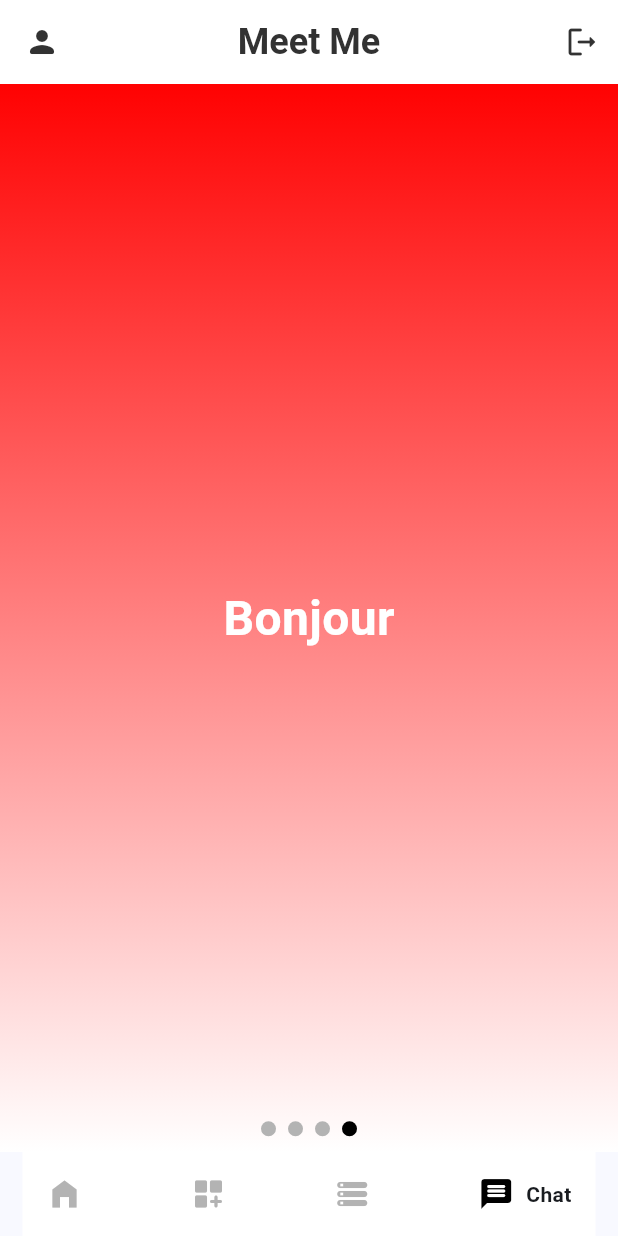
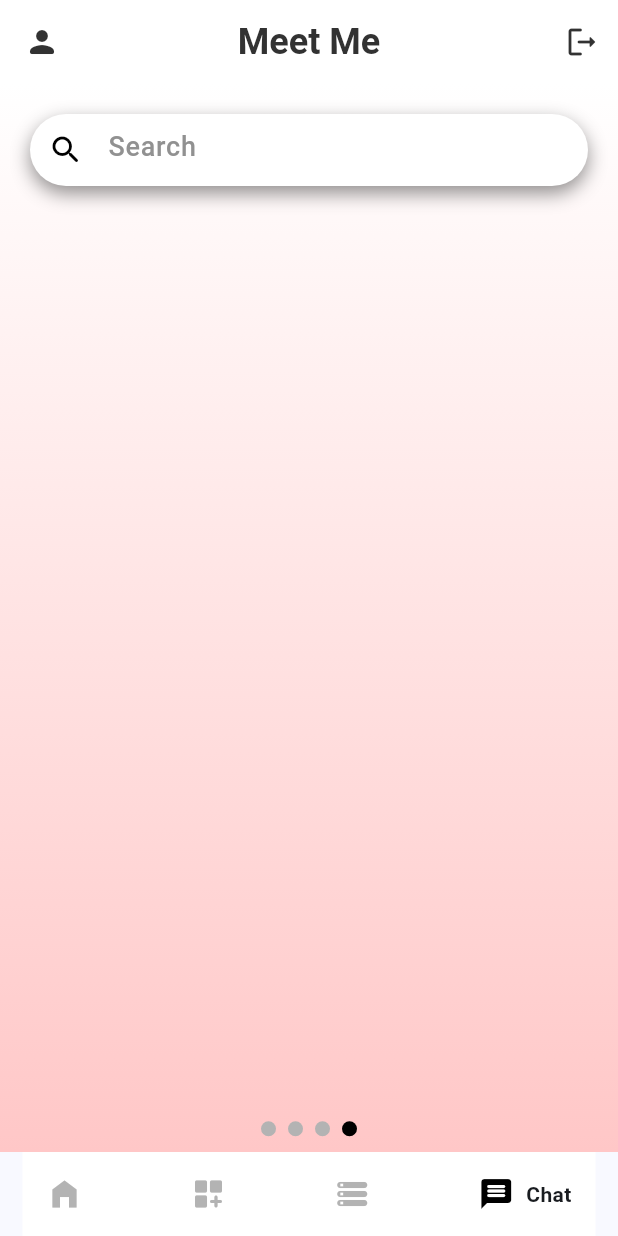
Before and after one commit to Dr4kerKH/SWE_MeetMe, a Flutter app: the HomePage screen opened directly, swiped to page 4, on a phone screen of 412 x 824 dp. Run offline on Flutter 3.47's test engine with Material 3 defaults, Android fonts, the phone set to English and light mode, and no system bars; drawn by our look-alikes of google_nav_bar, smooth_page_indicator; our stand-ins replace date_picker_timeline, flutter_secure_storage, shared_preferences, syncfusion_flutter_calendar; accounts and stored records are empty; Roboto replaces fonts that are missing (Poppins).

Commit message:
Stud P2-4

```diff
--- a/meetme/lib/screens/stu_page4.dart
+++ b/meetme/lib/screens/stu_page4.dart
@@ -19,19 +19,56 @@ class _StudentPage4State extends State<StudentPage4> {
                 begin: Alignment.topCenter,
                 end: Alignment.bottomCenter,
                 colors: [
-                  const Color.fromARGB(255, 255, 2, 2),
                   const Color.fromARGB(255, 255, 255, 255),
+                  const Color.fromARGB(255, 255, 199, 199),
                 ]
               ),
+              border: Border.all(
+                color: Colors.transparent,
+              ),
+              shape: BoxShape.rectangle,
             ),
           ),
-          Center(
-            child: const Text("Bonjour",
-              style: TextStyle(
-                color: Colors.white,
-                fontSize: 32,
-                fontFamily: 'Poppins',
-                fontWeight: FontWeight.w600,
+          Padding(
+            padding: const EdgeInsets.all(20.0),
+            child: Container(
+              decoration: BoxDecoration(
+                color: const Color.fromARGB(255, 255, 255, 255),
+                borderRadius: BorderRadius.circular(24),
+                boxShadow: const [
+                  BoxShadow(
+                    color: Color.fromARGB(110, 0, 0, 0),
+                    blurRadius: 10,
+                    offset: Offset(0, 5),
+                  ),
+                ],
+              ),
+              child: TextField(
+                //controller: _userController,
+                textAlign: TextAlign.left,
+                style: const TextStyle(
+                  color: Color.fromARGB(255, 0, 0, 0),
+                  fontSize: 15,
+                  fontFamily: 'Poppins',
+                  fontWeight: FontWeight.w500,
+                ),
+                decoration: const InputDecoration(
+                  prefixIcon: Icon(Icons.search_rounded, color: Color.fromARGB(255, 0, 0, 0)),
+                  hintText: 'Search',
+                  hintStyle: TextStyle(
+                    color: Color.fromARGB(255, 145, 145, 145),
+                    fontSize: 18,
+                    fontFamily: 'Poppins',
+                    fontWeight: FontWeight.w500,
+                  ),
+                  labelStyle: TextStyle(
+                    color: Color.fromARGB(255, 0, 0, 0),
+                    fontSize: 18,
+                    fontFamily: 'Poppins',
+                    fontWeight: FontWeight.w600,
+                  ),
+                  border: InputBorder.none,
+                ),
               ),
             ),
           ),
--- a/meetme/lib/student_pages.dart
+++ b/meetme/lib/student_pages.dart
@@ -5,7 +5,7 @@ import 'screens/stu_page1.dart';
 import 'screens/stu_page2.dart';
 import 'screens/stu_page3.dart';
 import 'screens/stu_page4.dart';
-import 'screens/stu_page5.dart';
+//import 'screens/stu_page5.dart';
 
 class HomePage extends StatefulWidget {
   const HomePage({super.key});
@@ -22,6 +22,8 @@ class _HomePageState extends State<HomePage> {
   Widget build(BuildContext context) {
     return Scaffold(
       appBar: AppBar(
+       centerTitle: true,
+        backgroundColor: const Color.fromARGB(255, 255, 255, 255),
         leading: IconButton(
           icon: const Icon(Icons.person_rounded, color: Color.fromARGB(255, 50, 50, 50)),
             onPressed: () {
@@ -37,8 +39,6 @@ class _HomePageState extends State<HomePage> {
             fontWeight: FontWeight.w600,
           ),
         ),
-        centerTitle: true,
-        backgroundColor: const Color.fromARGB(255, 255, 255, 255),
         actions: [
           IconButton(
             icon: const Icon(Icons.logout_rounded, color: Color.fromARGB(255, 50, 50, 50)),
@@ -62,7 +62,7 @@ class _HomePageState extends State<HomePage> {
               StudentPage2(),
               StudentPage3(),
               StudentPage4(),
-              StudentPage5(),
+              //StudentPage5(),
             ],
           ),
           Container(
```
